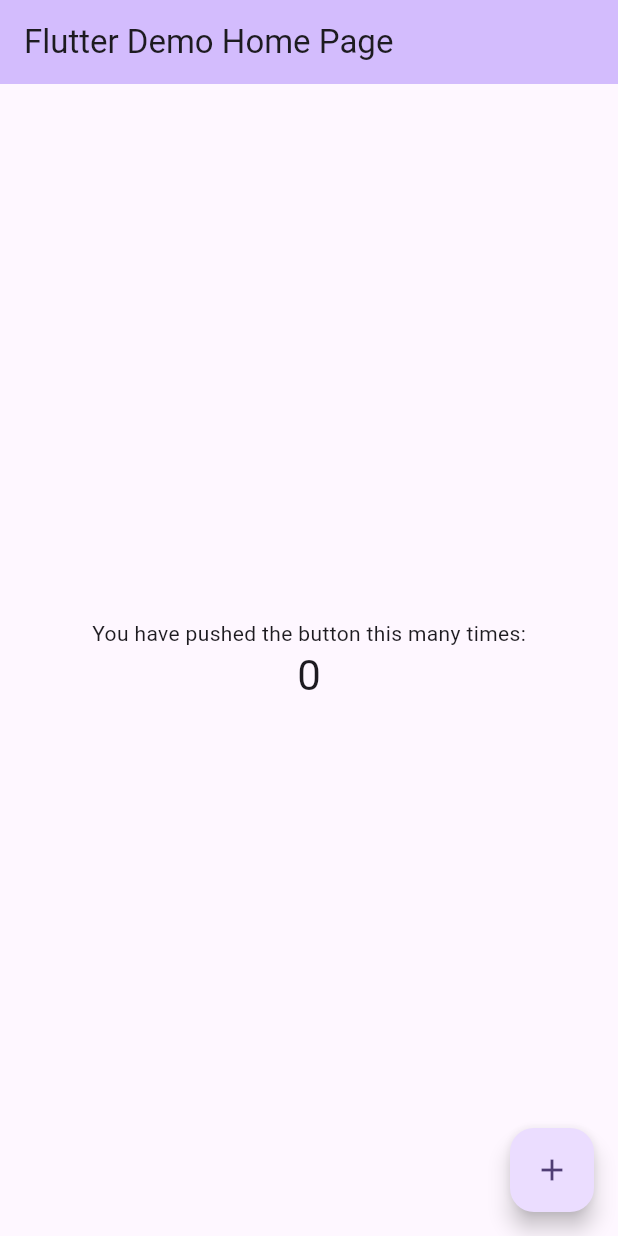
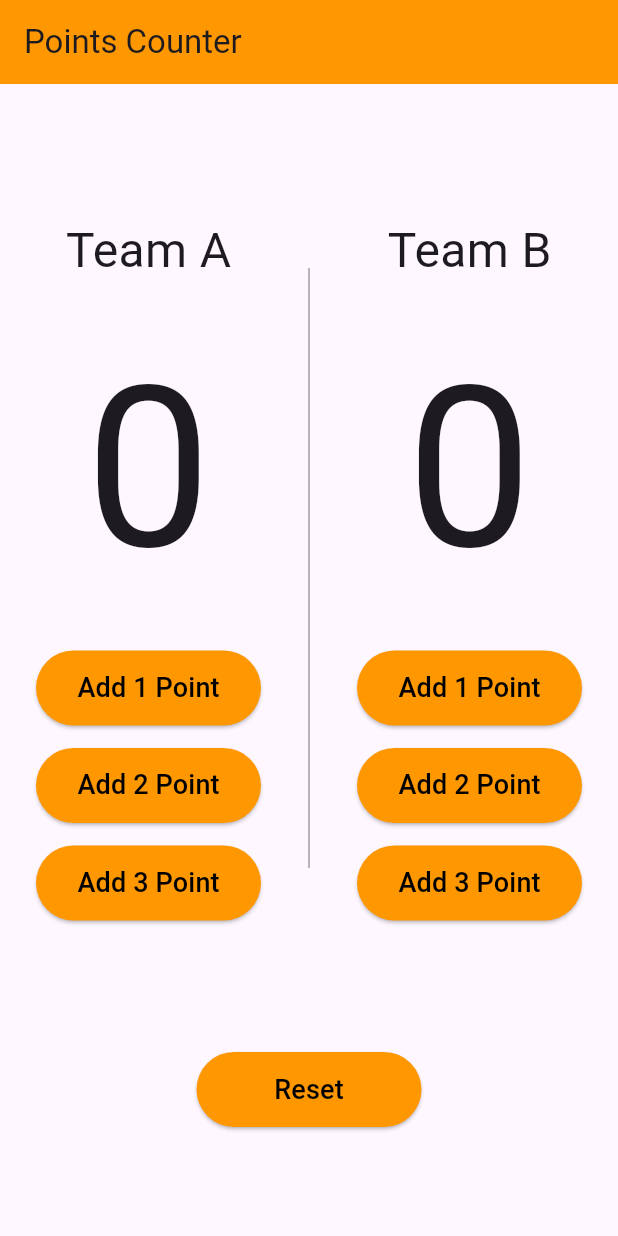
Before and after one commit to usf664/BloC-backetball_counter, a Flutter app: the screen it shows after launch, on a phone screen of 412 x 824 dp. Run offline on Flutter 3.47's test engine with Material 3 defaults, Android fonts, the phone set to English and light mode, and no system bars; our stand-ins replace flutter_bloc.

Commit message:
Implement counter functionality with Bloc pattern and update UI for points tracking

```diff
--- /dev/null
+++ b/lib/home/counter_cubit/counter_cubit.dart
@@ -0,0 +1,26 @@
+import 'package:basketball_counter/home/counter_cubit/counter_state.dart';
+import 'package:flutter_bloc/flutter_bloc.dart';
+
+class CounterCubit extends Cubit<CounterState> {
+  CounterCubit() : super(CounterInitial());
+
+  void increment(String teamName, int increaseBy) {
+    if (teamName == 'A') {
+      emit(
+        CounterIncrementState(
+          counterA: state.counterA + increaseBy,
+          counterB: state.counterB,
+        ),
+      );
+    } else {
+      emit(
+        CounterIncrementState(
+          counterA: state.counterA,
+          counterB: state.counterB + increaseBy,
+        ),
+      );
+    }
+  }
+
+  void reset() => emit(CounterInitial());
+}
--- /dev/null
+++ b/lib/home/counter_cubit/counter_state.dart
@@ -0,0 +1,17 @@
+abstract class CounterState {
+  final int counterA;
+  final int counterB;
+
+  const CounterState({required this.counterA, required this.counterB});
+}
+
+class CounterInitial extends CounterState {
+  const CounterInitial({super.counterA = 0, super.counterB = 0});
+}
+
+class CounterIncrementState extends CounterState {
+  const CounterIncrementState({
+    required super.counterA,
+    required super.counterB,
+  });
+}
--- a/lib/main.dart
+++ b/lib/main.dart
@@ -1,122 +1,138 @@
+import 'package:basketball_counter/home/counter_cubit/counter_cubit.dart';
 import 'package:flutter/material.dart';
+import 'package:flutter_bloc/flutter_bloc.dart';
 
 void main() {
-  runApp(const MyApp());
+  runApp(const PointsCounter());
 }
 
-class MyApp extends StatelessWidget {
-  const MyApp({super.key});
+class PointsCounter extends StatelessWidget {
+  const PointsCounter({super.key});
 
-  // This widget is the root of your application.
   @override
   Widget build(BuildContext context) {
     return MaterialApp(
-      title: 'Flutter Demo',
-      theme: ThemeData(
-        // This is the theme of your application.
-        //
-        // TRY THIS: Try running your application with "flutter run". You'll see
-        // the application has a purple toolbar. Then, without quitting the app,
-        // try changing the seedColor in the colorScheme below to Colors.green
-        // and then invoke "hot reload" (save your changes or press the "hot
-        // reload" button in a Flutter-supported IDE, or press "r" if you used
-        // the command line to start the app).
-        //
-        // Notice that the counter didn't reset back to zero; the application
-        // state is not lost during the reload. To reset the state, use hot
-        // restart instead.
-        //
-        // This works for code too, not just values: Most code changes can be
-        // tested with just a hot reload.
-        colorScheme: .fromSeed(seedColor: Colors.deepPurple),
+      debugShowCheckedModeBanner: false,
+      home: BlocProvider(
+        create: (context) => CounterCubit(),
+        child: HomeScaffold(),
       ),
-      home: const MyHomePage(title: 'Flutter Demo Home Page'),
     );
   }
 }
 
-class MyHomePage extends StatefulWidget {
-  const MyHomePage({super.key, required this.title});
-
-  // This widget is the home page of your application. It is stateful, meaning
-  // that it has a State object (defined below) that contains fields that affect
-  // how it looks.
-
-  // This class is the configuration for the state. It holds the values (in this
-  // case the title) provided by the parent (in this case the App widget) and
-  // used by the build method of the State. Fields in a Widget subclass are
-  // always marked "final".
-
-  final String title;
-
-  @override
-  State<MyHomePage> createState() => _MyHomePageState();
-}
-
-class _MyHomePageState extends State<MyHomePage> {
-  int _counter = 0;
-
-  void _incrementCounter() {
-    setState(() {
-      // This call to setState tells the Flutter framework that something has
-      // changed in this State, which causes it to rerun the build method below
-      // so that the display can reflect the updated values. If we changed
-      // _counter without calling setState(), then the build method would not be
-      // called again, and so nothing would appear to happen.
-      _counter++;
-    });
-  }
+class HomeScaffold extends StatelessWidget {
+  const HomeScaffold({super.key});
 
   @override
   Widget build(BuildContext context) {
-    // This method is rerun every time setState is called, for instance as done
-    // by the _incrementCounter method above.
-    //
-    // The Flutter framework has been optimized to make rerunning build methods
-    // fast, so that you can just rebuild anything that needs updating rather
-    // than having to individually change instances of widgets.
     return Scaffold(
       appBar: AppBar(
-        // TRY THIS: Try changing the color here to a specific color (to
-        // Colors.amber, perhaps?) and trigger a hot reload to see the AppBar
-        // change color while the other colors stay the same.
-        backgroundColor: Theme.of(context).colorScheme.inversePrimary,
-        // Here we take the value from the MyHomePage object that was created by
-        // the App.build method, and use it to set our appbar title.
-        title: Text(widget.title),
+        backgroundColor: Colors.orange,
+        title: const Text('Points Counter'),
       ),
-      body: Center(
-        // Center is a layout widget. It takes a single child and positions it
-        // in the middle of the parent.
+      body: Column(
+        mainAxisAlignment: MainAxisAlignment.spaceEvenly,
+        children: [
+          Row(
+            mainAxisAlignment: MainAxisAlignment.spaceEvenly,
+            children: [
+              SizedBox(
+                height: 500,
                 child: Column(
-          // Column is also a layout widget. It takes a list of children and
-          // arranges them vertically. By default, it sizes itself to fit its
-          // children horizontally, and tries to be as tall as its parent.
-          //
-          // Column has various properties to control how it sizes itself and
-          // how it positions its children. Here we use mainAxisAlignment to
-          // center the children vertically; the main axis here is the vertical
-          // axis because Columns are vertical (the cross axis would be
-          // horizontal).
-          //
-          // TRY THIS: Invoke "debug painting" (choose the "Toggle Debug Paint"
-          // action in the IDE, or press "p" in the console), to see the
-          // wireframe for each widget.
-          mainAxisAlignment: .center,
+                  mainAxisAlignment: MainAxisAlignment.spaceEvenly,
                   children: [
-            const Text('You have pushed the button this many times:'),
+                    const Text('Team A', style: TextStyle(fontSize: 32)),
                     Text(
-              '$_counter',
-              style: Theme.of(context).textTheme.headlineMedium,
+                      context.watch<CounterCubit>().state.counterA.toString(),
+                      style: const TextStyle(fontSize: 150),
+                    ),
+                    MyButton(
+                      onPressed: () =>
+                          context.read<CounterCubit>().increment('A', 1),
+                      label: 'Add 1 Point',
+                    ),
+                    MyButton(
+                      onPressed: () =>
+                          context.read<CounterCubit>().increment('A', 2),
+                      label: 'Add 2 Point',
+                    ),
+                    MyButton(
+                      onPressed: () =>
+                          context.read<CounterCubit>().increment('A', 3),
+                      label: 'Add 3 Point',
                     ),
                   ],
                 ),
               ),
-      floatingActionButton: FloatingActionButton(
-        onPressed: _incrementCounter,
-        tooltip: 'Increment',
-        child: const Icon(Icons.add),
+              const SizedBox(
+                height: 500,
+                child: VerticalDivider(
+                  indent: 50,
+                  endIndent: 50,
+                  color: Colors.grey,
+                  thickness: 1,
+                ),
+              ),
+              SizedBox(
+                height: 500,
+                child: Column(
+                  mainAxisAlignment: MainAxisAlignment.spaceEvenly,
+                  children: [
+                    const Text('Team B', style: TextStyle(fontSize: 32)),
+                    Text(
+                      context.watch<CounterCubit>().state.counterB.toString(),
+                      style: const TextStyle(fontSize: 150),
+                    ),
+                    MyButton(
+                      onPressed: () =>
+                          context.read<CounterCubit>().increment('B', 1),
+                      label: 'Add 1 Point',
+                    ),
+                    MyButton(
+                      onPressed: () =>
+                          context.read<CounterCubit>().increment('B', 2),
+                      label: 'Add 2 Point',
+                    ),
+                    MyButton(
+                      onPressed: () =>
+                          context.read<CounterCubit>().increment('B', 3),
+                      label: 'Add 3 Point',
+                    ),
+                  ],
+                ),
+              ),
+            ],
+          ),
+          MyButton(
+            label: 'Reset',
+            onPressed: () {
+              context.read<CounterCubit>().reset();
+            },
+          ),
+        ],
       ),
     );
   }
 }
+
+class MyButton extends StatelessWidget {
+  const MyButton({required this.label, required this.onPressed, super.key});
+  final String label;
+  final VoidCallback onPressed;
+  @override
+  Widget build(BuildContext context) {
+    return ElevatedButton(
+      style: ElevatedButton.styleFrom(
+        padding: const EdgeInsets.all(8),
+        backgroundColor: Colors.orange,
+        minimumSize: const Size(150, 50),
+      ),
+      onPressed: onPressed,
+      child: Text(
+        label,
+        style: const TextStyle(fontSize: 18, color: Colors.black),
+      ),
+    );
+  }
+}
```
Also changed, not shown: pubspec.yaml (+4 -11 lines), pubspec.lock, 1 other file. Lines whose indentation alone changed are shown as unchanged.
